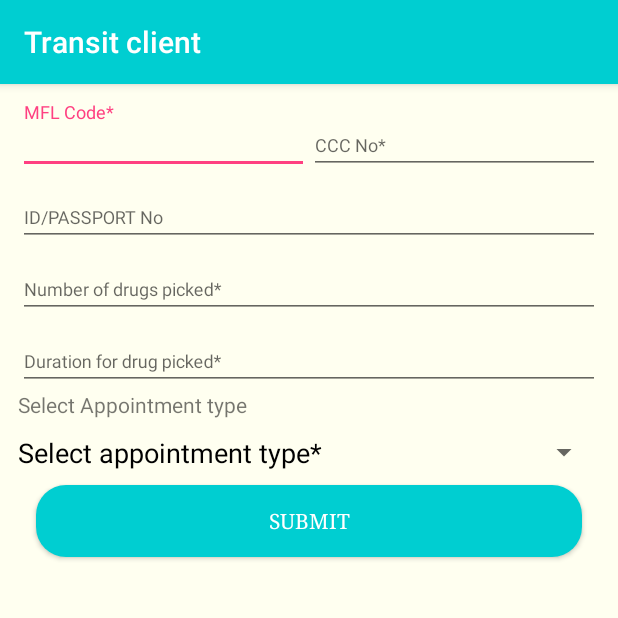
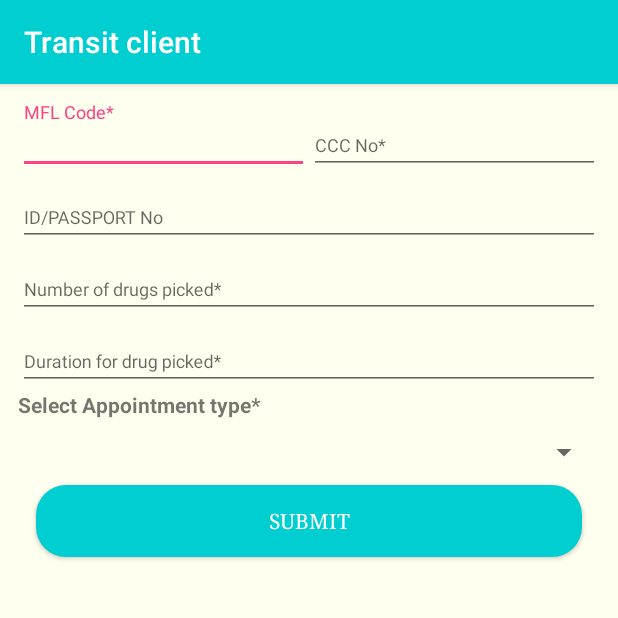
Before and after one commit to palladiumkenya/NishauriAndroid, an Android app: the TransitClient screen opened directly, with no data from a screen before it, on a phone screen of 412 x 824 dp, the top half of it. Run offline under Robolectric (Android 15) with nearby library versions, the phone set to English and light mode, and no system bars; our stand-ins replace Volley; libraries missing offline, so code that uses them is left out: cn.pedant; 1 statement that could not run was skipped.

Commit message:
transit placeholders

```diff
--- a/app/src/main/java/com/example/mhealth/appointment_diary/utilitymodules/TransitClient.java
+++ b/app/src/main/java/com/example/mhealth/appointment_diary/utilitymodules/TransitClient.java
@@ -27,7 +27,8 @@ import java.util.List;
 public class TransitClient extends AppCompatActivity implements AdapterView.OnItemSelectedListener {
 
 //    String[] Apptype = {"Select Appointment Type", "Re-Fill", "Clinical review", "Enhanced adherence counseling", "Lab investigation","VL Booking", "Other"};
-    String[] Apptype = {"Select appointment type*", "Re-Fill"};
+    String[] Apptype = {"", "Re-Fill"};
+    //Select appointment type*
 
     Spinner apptypeSpinner;
     String selectedApptype;
--- a/app/src/main/res/layout/transitclient.xml
+++ b/app/src/main/res/layout/transitclient.xml
@@ -137,7 +137,8 @@
             <TextView
                 android:layout_width="match_parent"
                 android:layout_height="wrap_content"
-                android:text="Select Appointment type"/>
+                android:textStyle="bold"
+                android:text="Select Appointment type*"/>
 
             <Spinner
                 android:layout_width="match_parent"
```
